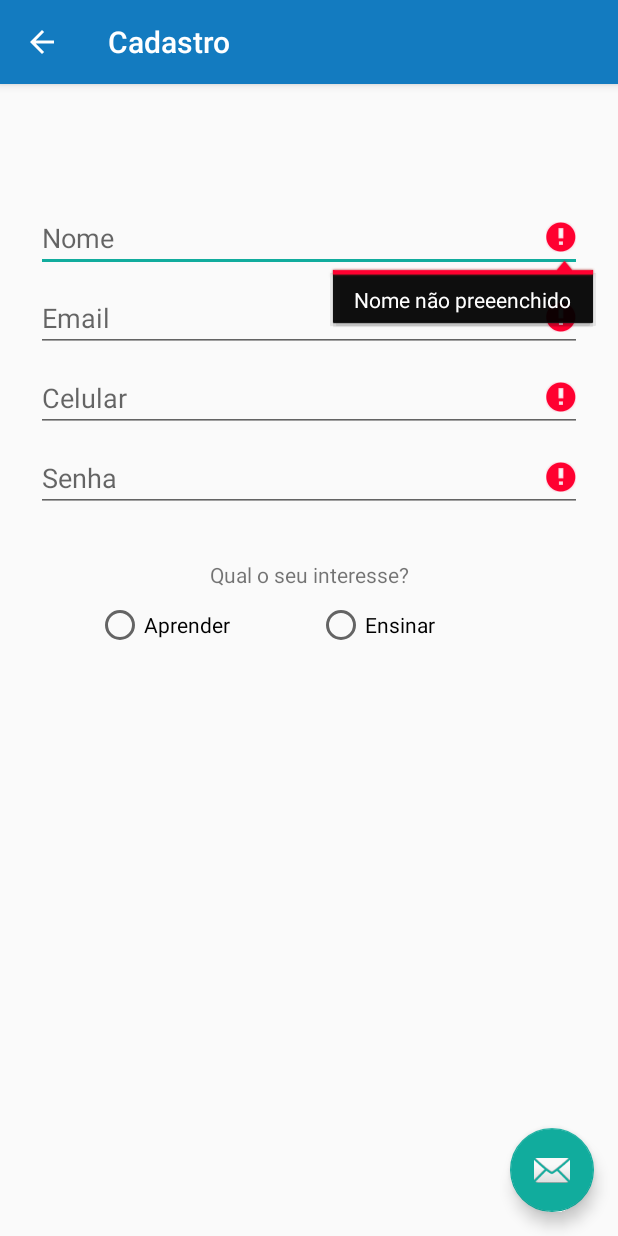
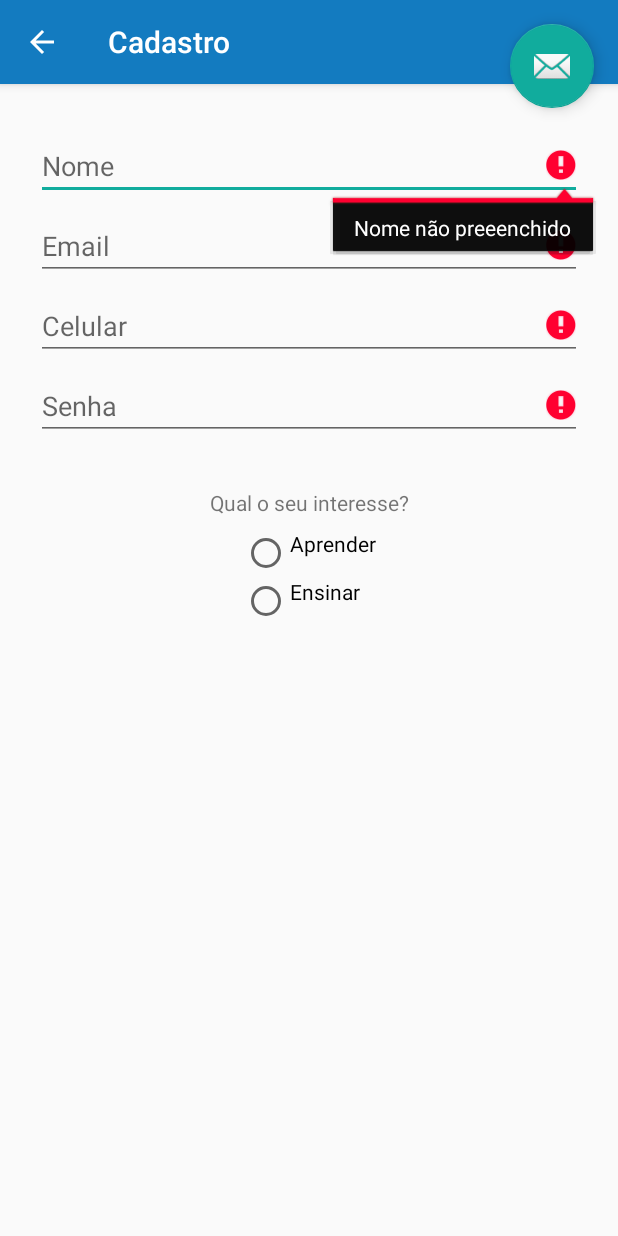
Before and after one commit to dheymia/Ensineme, an Android app: the CadastroActivity screen opened directly, with no data from a screen before it, after a tap on an icon or button, on a phone screen of 412 x 824 dp. Run offline under Robolectric (Android 15) with nearby library versions, the phone set to English and light mode, and no system bars; our stand-ins replace Firebase (no records; nobody signed in at launch, a user with empty details on screens opened directly); 3 statements that could not run were skipped.

Commit message:
Cadastro salvando no Firebase. Inclusão do tipo de usuário.

```diff
--- a/app/src/main/java/senac/ensineme/CadastroActivity.java
+++ b/app/src/main/java/senac/ensineme/CadastroActivity.java
@@ -21,6 +21,7 @@ import android.view.View;
 import android.widget.AutoCompleteTextView;
 import android.widget.EditText;
 import android.widget.ProgressBar;
+import android.widget.RadioButton;
 
 import senac.ensineme.models.Usuario;
 
@@ -29,9 +30,9 @@ public class CadastroActivity extends ComumActivity implements DatabaseReference
     private FirebaseAuth mAuth;
     private FirebaseAuth.AuthStateListener mAuthStateListener;
     private Usuario usuario;
-private AutoCompleteTextView name;
-private AutoCompleteTextView email;
-private AutoCompleteTextView celular;
+    private AutoCompleteTextView txtNome, txtEmail, txtCelular;
+    private EditText txtSenha;
+    private RadioButton rbAluno, rbProfessor;
     private FloatingActionButton FabCadastrar;
 
     @Override
@@ -61,56 +62,66 @@ public void onAuthStateChanged(@NonNull FirebaseAuth firebaseAuth) {
             }
         };
 
-        initViews();
+        inicializarViews();
 
         FabCadastrar = (FloatingActionButton) findViewById(R.id.fab);
         FabCadastrar.setOnClickListener(this);
     }
 
-        protected void initViews() {
-                name = (AutoCompleteTextView) findViewById(R.id.txtNome);
-                email = (AutoCompleteTextView) findViewById(R.id.txtEmail);
-                celular = (AutoCompleteTextView) findViewById(R.id.txtCelular);
-                password = (EditText) findViewById(R.id.txtSenha);
+    @Override
+    protected void inicializarViews() {
+        txtNome = (AutoCompleteTextView) findViewById(R.id.txtNome);
+        txtEmail = (AutoCompleteTextView) findViewById(R.id.txtEmail);
+        txtCelular = (AutoCompleteTextView) findViewById(R.id.txtCelular);
+        txtSenha = (EditText) findViewById(R.id.txtSenha);
+        rbAluno = (RadioButton) findViewById(R.id.rbAprender);
+        rbProfessor = (RadioButton) findViewById(R.id.rbEnsinar);
         progressBar = (ProgressBar) findViewById(R.id.sign_up_progress);
     }
 
-        protected void initUsuario() {
+    @Override
+    protected void inicializarUsuario() {
         usuario = new Usuario();
-                usuario.setNome(name.getText().toString());
-                usuario.setEmail(email.getText().toString());
-                usuario.setCelular(celular.getText().toString());
-                usuario.setPassword(password.getText().toString());
+        usuario.setNome(txtNome.getText().toString());
+        usuario.setEmail(txtEmail.getText().toString());
+        usuario.setCelular(txtCelular.getText().toString());
+        usuario.setPassword(txtSenha.getText().toString());
+
+        if (rbAluno.isChecked()) {
+            usuario.setTipo("aluno");
+        } else if (rbProfessor.isChecked()) {
+            usuario.setTipo("professor");
+        }
     }
 
     @Override
     public void onClick(View v) {
-        initUsuario();
+        inicializarUsuario();
 
-        String NOME = name.getText().toString();
-        String EMAIL = email.getText().toString();
-        String CELULAR = celular.getText().toString();
-        String SENHA = password.getText().toString();
+        String nome = txtNome.getText().toString();
+        String email = txtEmail.getText().toString();
+        String celular = txtCelular.getText().toString();
+        String senha = txtSenha.getText().toString();
 
         boolean ok = true;
 
-        if (NOME.isEmpty()) {
-        name.setError(getString(R.string.msg_erro_nome));
+        if (nome.isEmpty()) {
+            txtNome.setError(getString(R.string.msg_erro_nome));
             ok = false;
         }
 
-        if (EMAIL.isEmpty()) {
-        email.setError(getString(R.string.msg_erro_email_empty));
+        if (email.isEmpty()) {
+            txtEmail.setError(getString(R.string.msg_erro_email_empty));
             ok = false;
         }
 
-        if (CELULAR.isEmpty()) {
-        celular.setError(getString(R.string.msg_erro_celular));
+        if (celular.isEmpty()) {
+            txtCelular.setError(getString(R.string.msg_erro_celular));
             ok = false;
         }
 
-        if (SENHA.isEmpty()) {
-        password.setError(getString(R.string.msg_erro_senha_empty));
+        if (senha.isEmpty()) {
+           txtSenha.setError(getString(R.string.msg_erro_senha_empty));
             ok = false;
         }
 
@@ -188,17 +199,6 @@ public boolean onOptionsItemSelected(MenuItem item) {
 
 
     @Override
-        protected void inicializarViews() {
-
-        }
-
-        @Override
-        protected void inicializarUsuario() {
-
-        }
-
-
-        @Override
     public void onPointerCaptureChanged(boolean hasCapture) {
 
     }
--- a/app/src/main/java/senac/ensineme/models/Usuario.java
+++ b/app/src/main/java/senac/ensineme/models/Usuario.java
@@ -11,71 +11,110 @@ public class Usuario {
     private String email;
     private String celular;
     private String password;
+    private String tipo;
+
     public Usuario() {
     }
+
     public String getId() {
         return id;
     }
+
     public void setId(String id) {
         this.id = id;
     }
+
     public String getNome() {
         return nome;
     }
+
     public void setNome(String nome) {
         this.nome = nome;
     }
+
     private void setNameInMap(Map<String, Object> map) {
         if (getNome() != null) {
             map.put("nome", getNome());
         }
     }
+
     public void setNomeIfNull(String nome) {
         if (this.nome == null) {
             this.nome = nome;
         }
     }
+
     public String getCelular() {
         return celular;
     }
+
     public void setCelular(String celular) {
         this.celular = celular;
     }
+
     private void setCelularInMap(Map<String, Object> map) {
         if (getCelular() != null) {
             map.put("celular", getCelular());
         }
     }
+
     public void setCelularIfNull(String celular) {
         if (this.celular == null) {
             this.celular = celular;
         }
     }
+
     public String getEmail() {
         return email;
     }
+
     public void setEmail(String email) {
         this.email = email;
     }
+
     private void setEmailInMap(Map<String, Object> map) {
         if (getEmail() != null) {
             map.put("email", getEmail());
         }
     }
+
     public void setEmailIfNull(String email) {
         if (this.email == null) {
             this.email = email;
         }
     }
+
+    public String getTipo() {
+        return tipo;
+    }
+
+    public void setTipo(String email) {
+        this.tipo = tipo;
+    }
+
+    private void setTipoInMap(Map<String, Object> map) {
+        if (getTipo() != null) {
+            map.put("tipo", getTipo());
+        }
+    }
+
+    public void setTipoIfNull(String tipo) {
+        if (this.tipo == null) {
+            this.tipo = tipo;
+        }
+    }
+
     @Exclude
     public String getPassword() {
         return password;
     }
+
     public void setPassword(String password) {
         this.password = password;
     }
+
     public void saveDB(DatabaseReference.CompletionListener... completionListener) {
-        DatabaseReference firebase = Bibioteca.getFirebase().child("usuarios").child(getId());
+        DatabaseReference firebase = Bibioteca.getFirebase().child("usuarios").child(getTipo()).child(getId());
         if (completionListener.length == 0) {
             firebase.setValue(this);
         } else {
--- a/app/src/main/res/layout/activity_cadastro.xml
+++ b/app/src/main/res/layout/activity_cadastro.xml
@@ -26,7 +26,7 @@
         android:id="@+id/fab"
         android:layout_width="wrap_content"
         android:layout_height="wrap_content"
-        android:layout_gravity="bottom|end"
+        android:layout_gravity="right|top"
         android:layout_margin="@dimen/fab_margin"
         app:srcCompat="@android:drawable/ic_dialog_email" />
 
--- a/app/src/main/res/layout/content_cadastro.xml
+++ b/app/src/main/res/layout/content_cadastro.xml
@@ -27,7 +27,7 @@
         android:layout_width="0dp"
         android:layout_height="wrap_content"
         android:layout_marginStart="24dp"
-        android:layout_marginTop="80dp"
+        android:layout_marginTop="32dp"
 
         android:layout_marginEnd="24dp"
         android:hint="@string/prompt_nome"
@@ -99,37 +99,32 @@
         app:layout_constraintTop_toBottomOf="@+id/txtSenha"/>
 
     <RadioGroup
-        android:id="@+id/radioGroup"
-        android:layout_width="0dp"
+        android:layout_width="wrap_content"
         android:layout_height="wrap_content"
-
-        android:layout_marginStart="64dp"
+        android:layout_marginStart="24dp"
         android:layout_marginTop="8dp"
-        android:layout_marginEnd="64dp"
+        android:layout_marginEnd="24dp"
+        android:gravity="center_vertical"
         app:layout_constraintEnd_toEndOf="parent"
         app:layout_constraintStart_toStartOf="parent"
         app:layout_constraintTop_toBottomOf="@+id/txtInteresse">
 
-        <LinearLayout
-            android:layout_width="match_parent"
-            android:layout_height="match_parent"
-            android:layout_weight="1"
-            android:orientation="horizontal">
-
         <RadioButton
-                android:id="@+id/radioButton"
+            android:id="@+id/rbAprender"
             android:layout_width="wrap_content"
             android:layout_height="wrap_content"
             android:layout_weight="1"
-                android:text="Aprender" />
+            android:gravity="left"
+            android:text="@string/interesseAprender" />
 
         <RadioButton
-                android:id="@+id/radioButton2"
+            android:id="@+id/rbEnsinar"
             android:layout_width="wrap_content"
             android:layout_height="wrap_content"
             android:layout_weight="1"
-                android:text="Ensinar" />
-        </LinearLayout>
+            android:gravity="right"
+            android:text="@string/interesseEnsinar" />
     </RadioGroup>
 
+
 </androidx.constraintlayout.widget.ConstraintLayout>
--- a/app/src/main/res/values/strings.xml
+++ b/app/src/main/res/values/strings.xml
@@ -33,4 +33,7 @@
     <string name="msg_erro_email_empty">Email não preenchido</string>
     <string name="msg_erro_celular">Celular não preeenchido</string>
     <string name="msg_erro_senha_empty">Senha não preenchida</string>
+    <string name="interesseAprender">Aprender</string>
+    <string name="interesseEnsinar">Ensinar</string>
+
 </resources>
```
Lines whose indentation alone changed are shown as unchanged.
